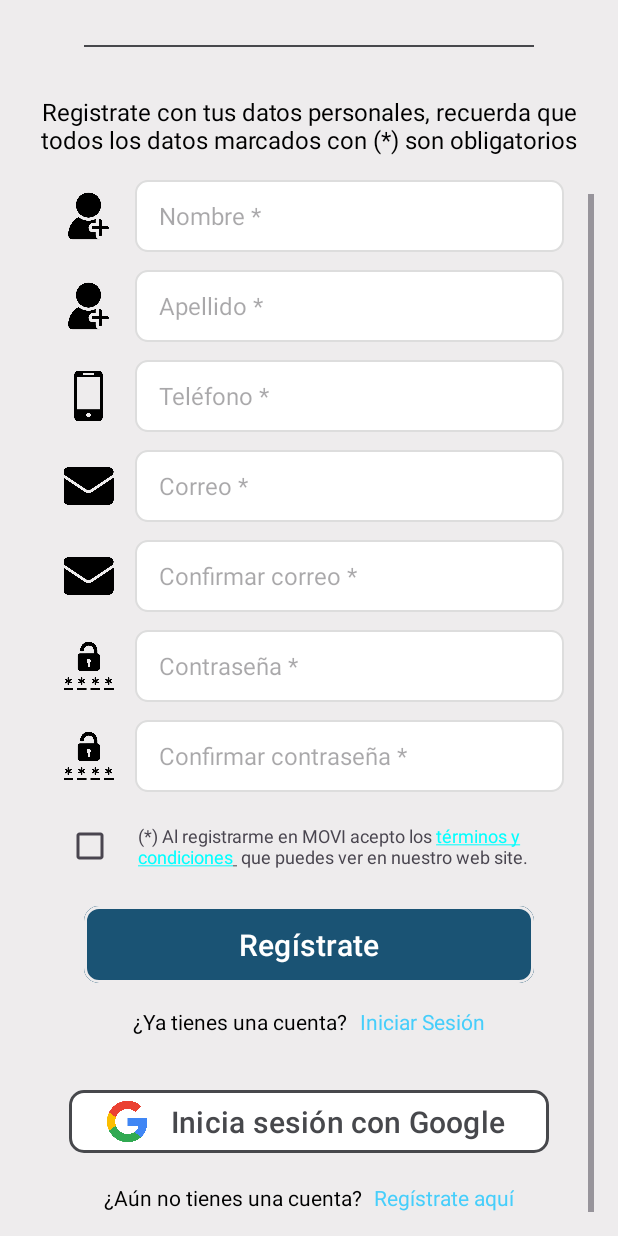
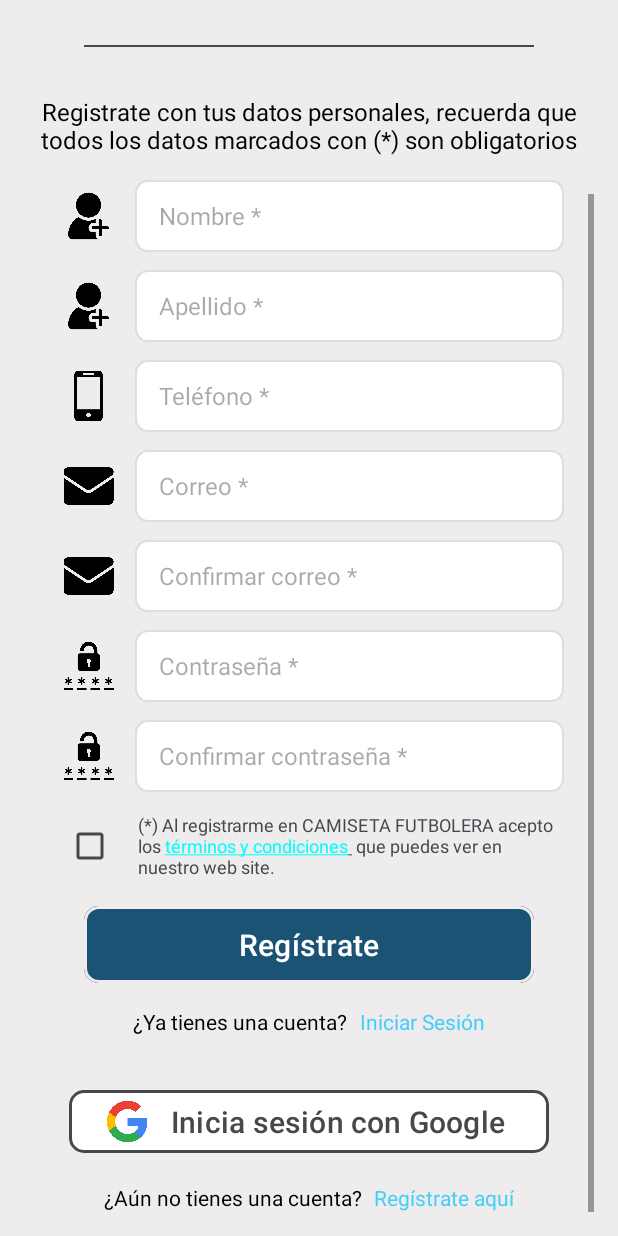
Before and after one commit to StivenGamba/CF-proyecto-Nativas, an Android app built with Jetpack Compose: the fragment registroFragment shown on its own in the app's theme, scrolled down 154 dp, on a phone screen of 412 x 824 dp. Run offline under Robolectric (Android 15) with nearby library versions, the phone set to English and light mode, and no system bars.

Commit message:
Dia de entrega

```diff
--- a/app/src/main/AndroidManifest.xml
+++ b/app/src/main/AndroidManifest.xml
@@ -39,5 +39,9 @@
             android:name=".activities.LoginActivity"
             android:exported="true" />
 
+        <activity
+            android:name=".activities.RegisterActivity"
+            android:exported="true" />
+
     </application>
 </manifest>
--- a/app/src/main/java/com/example/taller_3_fragments/activities/MainActivity.kt
+++ b/app/src/main/java/com/example/taller_3_fragments/activities/MainActivity.kt
@@ -8,7 +8,6 @@ import android.widget.ImageView
 import android.widget.Toast
 import androidx.appcompat.app.AppCompatActivity
 import androidx.appcompat.widget.Toolbar
-import androidx.compose.ui.semantics.text
 import androidx.core.view.GravityCompat
 import androidx.drawerlayout.widget.DrawerLayout
 import androidx.lifecycle.ViewModelProvider
--- a/app/src/main/java/com/example/taller_3_fragments/fragments/registroFragment.kt
+++ b/app/src/main/java/com/example/taller_3_fragments/fragments/registroFragment.kt
@@ -13,6 +13,6 @@ class registroFragment : Fragment(){
         container: ViewGroup?,
         savedInstanceState: Bundle?
     ): View? {
-        return inflater.inflate(R.layout.fragment_registro, container, false)
+        return inflater.inflate(R.layout.activity_registro, container, false)
     }
 }
--- a/app/src/main/res/layout/activity_login.xml
+++ b/app/src/main/res/layout/activity_login.xml
@@ -173,13 +173,14 @@
             android:textSize="14sp" />
 
         <TextView
-            android:id="@+id/textViewRegister"
+            android:id="@+id/tv_Register"
             android:layout_width="wrap_content"
             android:layout_height="wrap_content"
             android:text="@string/reg_strate_aqu"
             android:textColor="@color/azulClaro"
             android:clickable="true"
             android:focusable="true"
-            android:textSize="14sp" />
+            android:textSize="14sp"
+            />
     </LinearLayout>
 </LinearLayout>
--- a/app/src/main/res/layout/fragment_registro.xml
+++ b/app/src/main/res/layout/activity_registro.xml
@@ -13,7 +13,7 @@
         android:layout_height="wrap_content"
         android:orientation="vertical">
 
-        <!-- Logo y Titutlo -->
+        <!-- Logo y Titulo -->
         <LinearLayout
             android:layout_width="match_parent"
             android:layout_height="wrap_content"
@@ -355,7 +355,7 @@
                 android:textSize="14sp" />
 
             <TextView
-                android:id="@+id/textViewRegister"
+                android:id="@+id/tv_Register"
                 android:layout_width="wrap_content"
                 android:layout_height="wrap_content"
                 android:layout_marginStart="8dp"
--- a/app/src/main/res/layout/fragment_recuperar_contrasena.xml
+++ b/app/src/main/res/layout/fragment_recuperar_contrasena.xml
@@ -155,7 +155,7 @@
             android:textSize="14sp" />
 
         <TextView
-            android:id="@+id/textViewRegister"
+            android:id="@+id/tv_Register"
             android:layout_width="wrap_content"
             android:layout_height="wrap_content"
             android:text="@string/reg_strate_aqu"
--- a/app/src/main/res/layout/fragment_validarcodigo.xml
+++ b/app/src/main/res/layout/fragment_validarcodigo.xml
@@ -227,7 +227,7 @@ android:background="@color/grisClaro">
         android:textSize="14sp" />
 
     <TextView
-        android:id="@+id/textViewRegister"
+        android:id="@+id/tv_Register"
         android:layout_width="wrap_content"
         android:layout_height="wrap_content"
         android:text="@string/reg_strate_aqu"
--- a/app/src/main/res/values/strings.xml
+++ b/app/src/main/res/values/strings.xml
@@ -9,7 +9,7 @@
     <string name="noCuenta">¿No tienes cuenta?</string>
     <string name="bienvenidaHome">Inicia una nueva aventura con Tienda Deportiva y descubre una nueva forma de ver el mundo</string>
     <string name="bienvenidaLogin">La aventura está por iniciar, por favor inicia sesión</string>
-    <string name="TYC">(*) Al registrarme en MOVI acepto los <u><font color='#00FFFF'>términos y condiciones</font>
+    <string name="TYC">(*) Al registrarme en CAMISETA FUTBOLERA acepto los <u><font color='#00FFFF'>términos y condiciones</font>
     </u> que puedes ver en nuestro web site.</string>
     <string name="iniciarSesion">¿Ya estas registrado en Movi? <u><font color='#00FFFF'>inicia sesión aquí</font>
     </u>.</string>
```
Also changed, not shown: app/src/main/java/com/example/taller_3_fragments/activities/LoginActivity.kt (+9 -0 lines), app/src/main/java/com/example/taller_3_fragments/activities/RegisterActivity.kt (added, +27 -0 lines), app/src/main/res/navigation/nav_grafica.xml (+8 -0 lines).
